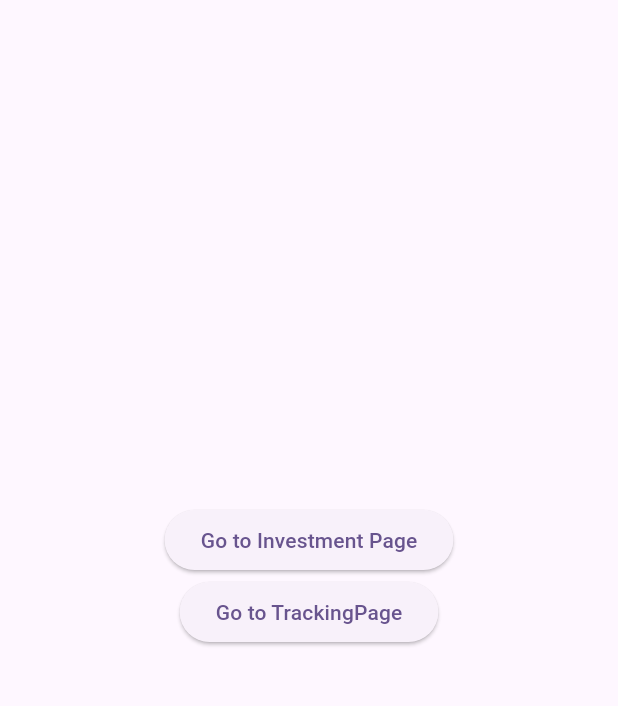
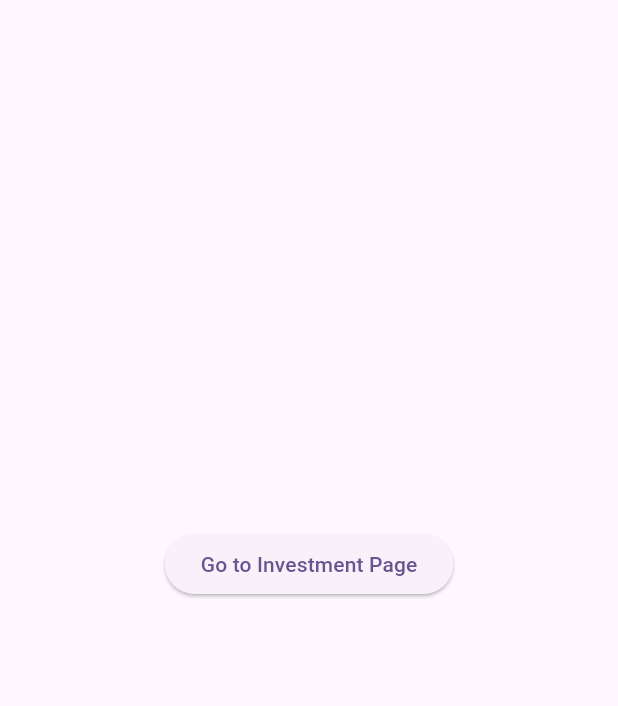
Before and after one commit to wcturnbull/FinanceFriend, a Flutter app: the screen it shows after launch, on a phone screen of 412 x 824 dp, the part 84-790 px from its top. Run offline on Flutter 3.47's test engine with Material 2 defaults, Android fonts, the phone set to English and light mode, and no system bars.

Commit message:
prepping for merge

```diff
--- a/lib/main.dart
+++ b/lib/main.dart
@@ -1,4 +1,3 @@
-import 'package:financefriend/tracking.dart';
 import 'package:flutter/material.dart';
 import 'investment_page.dart'; // Import the InvestmentPage
 
@@ -42,14 +41,6 @@
     );
   }
 
-  void _navigateToTrackingPage() {
-    Navigator.of(context).push(
-      MaterialPageRoute(
-        builder: (context) => TrackingPage(), // Navigate to the InvestmentPage
-      ),
-    );
-  }
-
   @override
   Widget build(BuildContext context) {
     return Scaffold(
@@ -65,11 +56,7 @@
               onPressed: _goToInvestmentPage, // Call the navigation function
               child: Text('Go to Investment Page'),
             ),
-            ElevatedButton(
-              onPressed:
-                  _navigateToTrackingPage, // Call the navigation function
-              child: Text('Go to TrackingPage'),
-            ),
+            SizedBox(height: 16), // Add some spacing
           ],
         ),
       ),
```
Also changed, not shown: lib/tracking.dart (deleted, +0 -21 lines).
